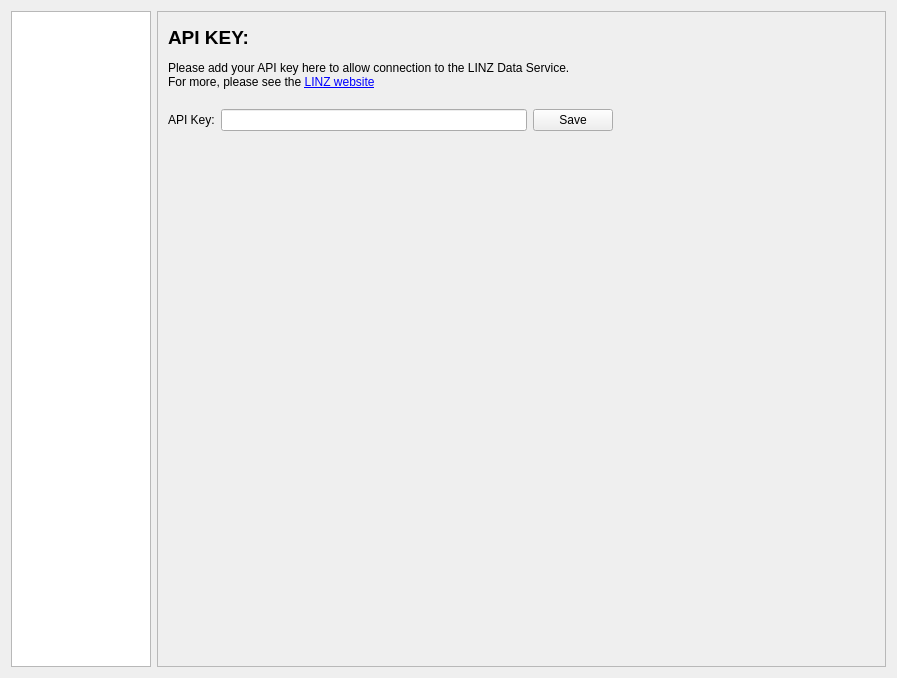
This is ldsplugin/gui/Service_dialog_base.ui in linz/linz-data-importer as Qt 5 draws it before an edit. The edited form follows.
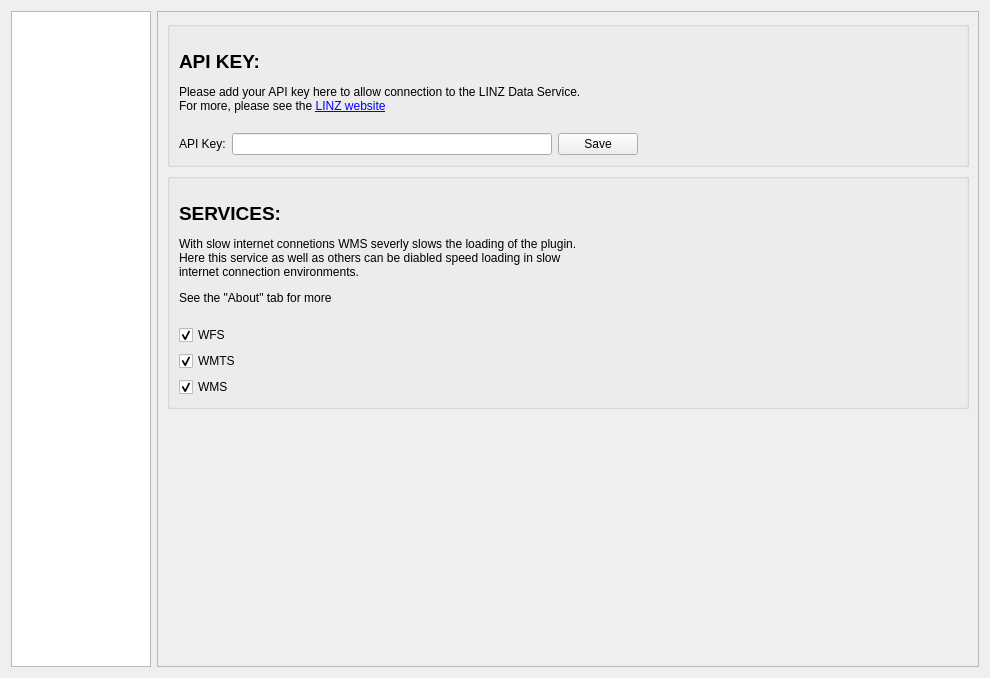
This is the edited form. The open tabs and pages were chosen to show the change.

Commit message: restrict services

```diff
--- a/ldsplugin/gui/Service_dialog_base.ui
+++ b/ldsplugin/gui/Service_dialog_base.ui
@@ -6,7 +6,7 @@
    <rect>
     <x>0</x>
     <y>0</y>
-    <width>897</width>
+    <width>990</width>
     <height>678</height>
    </rect>
   </property>
@@ -142,17 +142,16 @@
          </layout>
         </widget>
         <widget class="QWidget" name="swSettings">
-         <widget class="QWidget" name="verticalLayoutWidget">
-          <property name="geometry">
-           <rect>
-            <x>10</x>
-            <y>0</y>
-            <width>751</width>
-            <height>661</height>
-           </rect>
-          </property>
+         <layout class="QVBoxLayout" name="verticalLayout_5">
+          <item>
           <layout class="QVBoxLayout" name="verticalLayout_2">
            <item>
+             <widget class="QGroupBox" name="uGroupBoxApiKey">
+              <property name="title">
+               <string/>
+              </property>
+              <layout class="QVBoxLayout" name="verticalLayout_7">
+               <item>
             <widget class="QLabel" name="label_3">
              <property name="text">
               <string>&lt;html&gt;&lt;head/&gt;&lt;body&gt;&lt;p&gt;&lt;span style=&quot; font-weight:600;&quot;&gt;&lt;br/&gt;&lt;/span&gt;&lt;span style=&quot; font-size:14pt; font-weight:600;&quot;&gt;API KEY:&lt;/span&gt;&lt;/p&gt;&lt;p&gt;Please add your API key here to allow connection to the LINZ Data Service.&lt;br/&gt;For more, please see the &lt;a href=&quot;http://www.linz.govt.nz/data/linz-data-service/guides-and-documentation/creating-an-api-key&quot;&gt;&lt;span style=&quot; text-decoration: underline; color:#0000ff;&quot;&gt;LINZ website&lt;/span&gt;&lt;/a&gt;&lt;br/&gt;&lt;/p&gt;&lt;/body&gt;&lt;/html&gt;</string>
@@ -215,6 +214,67 @@
              </item>
             </layout>
            </item>
+              </layout>
+             </widget>
+            </item>
+            <item>
+             <layout class="QVBoxLayout" name="verticalLayout_6"/>
+            </item>
+            <item>
+             <widget class="QGroupBox" name="uGroupBoxServices">
+              <property name="title">
+               <string/>
+              </property>
+              <layout class="QVBoxLayout" name="verticalLayout_8">
+               <item>
+                <widget class="QLabel" name="label_5">
+                 <property name="text">
+                  <string>&lt;html&gt;&lt;head/&gt;&lt;body&gt;&lt;p&gt;&lt;span style=&quot; font-weight:600;&quot;&gt;&lt;br/&gt;&lt;/span&gt;&lt;span style=&quot; font-size:14pt; font-weight:600;&quot;&gt;SERVICES:&lt;/span&gt;&lt;/p&gt;&lt;p&gt;With slow internet connetions WMS severly slows the loading of the plugin.&lt;br/&gt;Here this service as well as others can be diabled speed loading in slow &lt;br/&gt;internet connection environments. &lt;/p&gt;&lt;p&gt;See the &amp;quot;About&amp;quot; tab for more&lt;br/&gt;&lt;/p&gt;&lt;/body&gt;&lt;/html&gt;</string>
+                 </property>
+                 <property name="openExternalLinks">
+                  <bool>true</bool>
+                 </property>
+                </widget>
+               </item>
+               <item>
+                <widget class="QCheckBox" name="uEnableWFS">
+                 <property name="enabled">
+                  <bool>true</bool>
+                 </property>
+                 <property name="text">
+                  <string>WFS</string>
+                 </property>
+                 <property name="checked">
+                  <bool>true</bool>
+                 </property>
+                </widget>
+               </item>
+               <item>
+                <widget class="QCheckBox" name="uEnableWMTS">
+                 <property name="enabled">
+                  <bool>true</bool>
+                 </property>
+                 <property name="text">
+                  <string>WMTS</string>
+                 </property>
+                 <property name="checked">
+                  <bool>true</bool>
+                 </property>
+                </widget>
+               </item>
+               <item>
+                <widget class="QCheckBox" name="uEnableWMS">
+                 <property name="text">
+                  <string>WMS</string>
+                 </property>
+                 <property name="checked">
+                  <bool>true</bool>
+                 </property>
+                </widget>
+               </item>
+              </layout>
+             </widget>
+            </item>
            <item>
             <spacer name="verticalSpacer">
              <property name="orientation">
@@ -229,7 +289,8 @@
             </spacer>
            </item>
           </layout>
-         </widget>
+          </item>
+         </layout>
         </widget>
         <widget class="QWidget" name="swAbout">
          <widget class="QWidget" name="gridLayoutWidget">
```
Left out of the diff: 18 changed lines with no effect on the pictures. Lines whose indentation alone changed are shown as unchanged. The commit also changes 2 other files.
